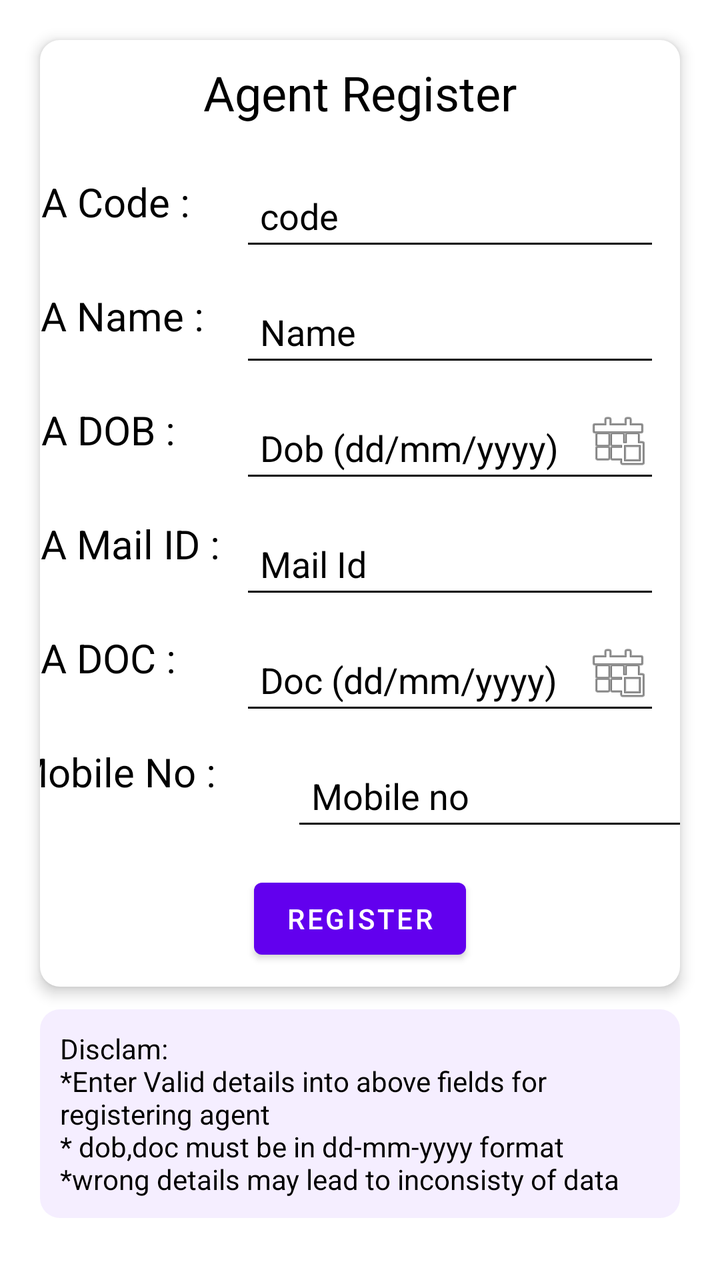
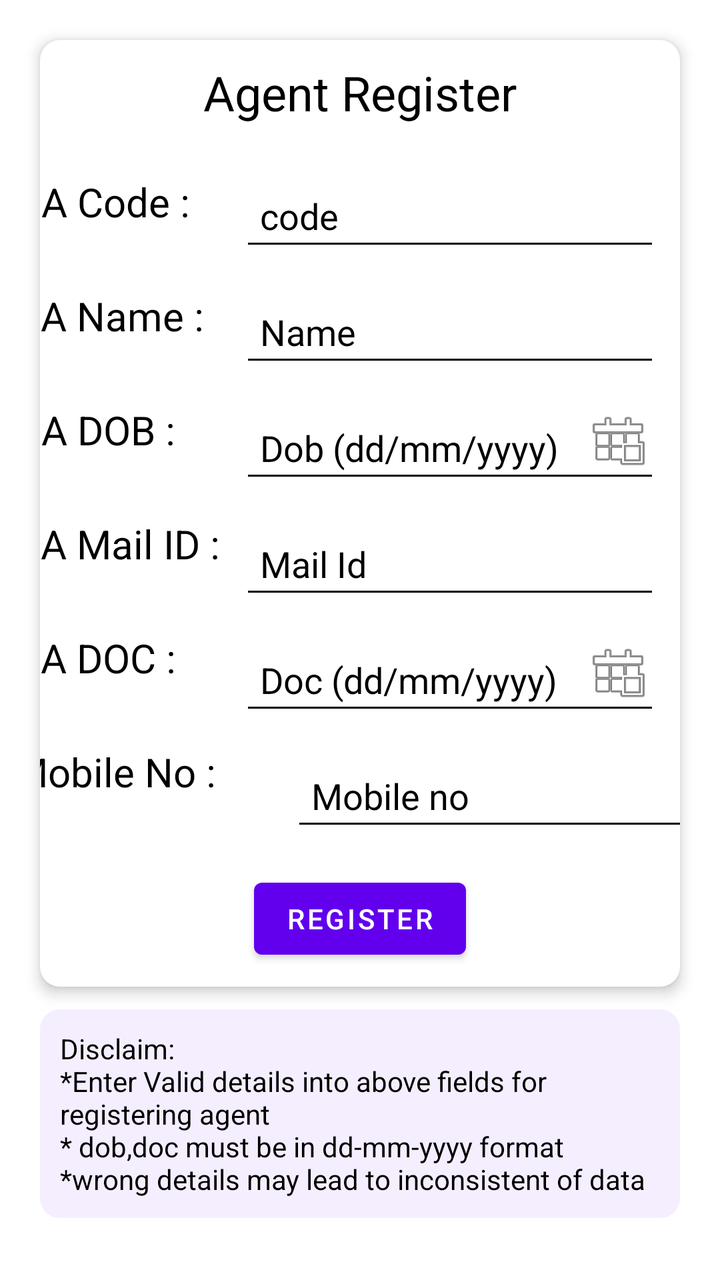

Screens rendered from an Android XML layout before and after an edit, with the pre-edit source and the edit as a unified diff.
<!-- AndroidManifest.xml: application theme Theme.Master -->
<!-- res/layout/agent_details_frame.xml -->
<?xml version="1.0" encoding="utf-8"?>
<androidx.constraintlayout.widget.ConstraintLayout xmlns:android="http://schemas.android.com/apk/res/android"
    xmlns:app="http://schemas.android.com/apk/res-auto"
    xmlns:tools="http://schemas.android.com/tools"
    android:layout_width="match_parent"
    android:layout_height="match_parent">

    <androidx.constraintlayout.widget.ConstraintLayout
        android:id="@+id/constraintLayout"
        android:layout_width="match_parent"
        android:layout_height="wrap_content"
        android:layout_marginStart="20dp"
        android:layout_marginTop="20dp"
        android:layout_marginEnd="20dp"
        android:background="@drawable/white_back"
        android:elevation="4dp"
        app:layout_constraintEnd_toEndOf="parent"
        app:layout_constraintHorizontal_bias="1.0"
        app:layout_constraintStart_toStartOf="parent"
        app:layout_constraintTop_toTopOf="parent">

        <TextView
            android:id="@+id/textView14"
            android:layout_width="wrap_content"
            android:layout_height="wrap_content"
            android:layout_marginTop="10dp"
            android:text="Agent Register"
            android:textColor="@color/black"
            android:textSize="24sp"
            app:layout_constraintEnd_toEndOf="parent"
            app:layout_constraintStart_toStartOf="parent"
            app:layout_constraintTop_toTopOf="parent" />

        <TextView
            android:id="@+id/IA_code"
            android:layout_width="wrap_content"
            android:layout_height="wrap_content"
            android:layout_marginStart="20dp"
            android:layout_marginTop="25dp"
            android:layout_marginEnd="51dp"
            android:text="IA Code :"
            android:textColor="@color/black"
            android:textSize="20sp"
            app:layout_constraintEnd_toStartOf="@+id/code"
            app:layout_constraintStart_toStartOf="parent"
            app:layout_constraintTop_toBottomOf="@+id/textView14" />

        <TextView
            android:id="@+id/textView3"
            android:layout_width="wrap_content"
            android:layout_height="wrap_content"
            android:layout_marginStart="20dp"
            android:layout_marginTop="30dp"
            android:layout_marginEnd="44dp"
            android:text="IA Name :"
            android:textColor="@color/black"
            android:textSize="20sp"
            app:layout_constraintEnd_toStartOf="@+id/name"
            app:layout_constraintStart_toStartOf="parent"
            app:layout_constraintTop_toBottomOf="@+id/IA_code" />

        <TextView
            android:id="@+id/textView4"
            android:layout_width="wrap_content"
            android:layout_height="wrap_content"
            android:layout_marginStart="20dp"
            android:layout_marginTop="30dp"
            android:layout_marginEnd="58dp"
            android:text="IA DOB :"
            android:textColor="@color/black"
            android:textSize="20sp"
            app:layout_constraintEnd_toStartOf="@+id/dob"
            app:layout_constraintStart_toStartOf="parent"
            app:layout_constraintTop_toBottomOf="@+id/textView3" />

        <TextView
            android:id="@+id/textView10"
            android:layout_width="wrap_content"
            android:layout_height="wrap_content"
            android:layout_marginStart="20dp"
            android:layout_marginTop="30dp"
            android:layout_marginEnd="58dp"
            android:text="IA DOC :"
            android:textColor="@color/black"
            android:textSize="20sp"
            app:layout_constraintEnd_toStartOf="@+id/doc"
            app:layout_constraintStart_toStartOf="parent"
            app:layout_constraintTop_toBottomOf="@+id/textView12" />

        <EditText
            android:id="@+id/doc"
            android:layout_width="wrap_content"
            android:layout_height="48dp"
            android:layout_marginEnd="10dp"
            android:backgroundTint="@color/black"
            android:ems="10"
            android:hint="Doc (dd/mm/yyyy)"
            android:inputType="date"
            android:paddingStart="10dp"
            android:textColor="@color/black"
            android:textColorHint="#FF000000"
            app:layout_constraintBottom_toTopOf="@+id/phno"
            app:layout_constraintEnd_toEndOf="parent"
            app:layout_constraintTop_toBottomOf="@+id/mail" />

        <EditText
            android:id="@+id/code"
            android:layout_width="wrap_content"
            android:layout_height="48dp"
            android:layout_marginTop="20dp"
            android:layout_marginEnd="10dp"
            android:layout_marginBottom="10dp"
            android:backgroundTint="#FF000000"
            android:ems="10"
            android:hint="code"
            android:inputType="textPersonName"
            android:paddingStart="10dp"
            android:textColor="@color/black"
            android:textColorHint="@color/black"
            app:layout_constraintBottom_toTopOf="@+id/name"
            app:layout_constraintEnd_toEndOf="parent"
            app:layout_constraintTop_toBottomOf="@+id/textView14" />

        <EditText
            android:id="@+id/name"
            android:layout_width="wrap_content"
            android:layout_height="48dp"
            android:layout_marginEnd="10dp"
            android:backgroundTint="#FF000000"
            android:ems="10"
            android:hint="Name"
            android:inputType="textPersonName"
            android:paddingStart="10dp"
            android:textColor="@color/black"
            android:textColorHint="@color/black"
            app:layout_constraintBottom_toTopOf="@+id/dob"
            app:layout_constraintEnd_toEndOf="parent"
            app:layout_constraintTop_toBottomOf="@+id/code" />

        <EditText
            android:id="@+id/dob"
            android:layout_width="wrap_content"
            android:layout_height="48dp"
            android:layout_marginTop="10dp"
            android:layout_marginEnd="10dp"
            android:layout_marginBottom="10dp"
            android:backgroundTint="@color/black"
            android:ems="10"
            android:hint="Dob (dd/mm/yyyy)"
            android:inputType="date"
            android:paddingStart="10dp"
            android:textColor="@color/black"
            android:textColorHint="@color/black"
            app:layout_constraintBottom_toTopOf="@+id/mail"
            app:layout_constraintEnd_toEndOf="parent"
            app:layout_constraintTop_toBottomOf="@+id/name" />

        <TextView
            android:id="@+id/textView13"
            android:layout_width="wrap_content"
            android:layout_height="wrap_content"
            android:layout_marginStart="12dp"
            android:layout_marginTop="30dp"
            android:layout_marginEnd="38dp"
            android:text="Mobile No :"
            android:textColor="@color/black"
            android:textSize="20sp"
            app:layout_constraintEnd_toStartOf="@+id/phno"
            app:layout_constraintStart_toStartOf="parent"
            app:layout_constraintTop_toBottomOf="@+id/textView10" />

        <TextView
            android:id="@+id/textView12"
            android:layout_width="wrap_content"
            android:layout_height="wrap_content"
            android:layout_marginStart="20dp"
            android:layout_marginTop="30dp"
            android:layout_marginEnd="36dp"
            android:text="IA Mail ID :"
            android:textColor="@color/black"
            android:textSize="20sp"
            app:layout_constraintEnd_toStartOf="@+id/mail"
            app:layout_constraintStart_toStartOf="parent"
            app:layout_constraintTop_toBottomOf="@+id/textView4" />

        <EditText
            android:id="@+id/mail"
            android:layout_width="wrap_content"
            android:layout_height="48dp"
            android:layout_marginEnd="10dp"
            android:layout_marginBottom="10dp"
            android:backgroundTint="@color/black"
            android:ems="10"
            android:hint="Mail Id"
            android:inputType="textEmailAddress"
            android:paddingStart="10dp"
            android:textColor="@color/black"
            android:textColorHint="@color/black"
            app:layout_constraintBottom_toTopOf="@+id/doc"
            app:layout_constraintEnd_toEndOf="parent"
            app:layout_constraintTop_toBottomOf="@+id/dob" />

        <Button
            android:id="@+id/button"
            android:layout_width="wrap_content"
            android:layout_height="wrap_content"
            android:layout_marginTop="15dp"
            android:layout_marginBottom="10dp"
            android:text="Register"
            app:layout_constraintBottom_toBottomOf="parent"
            app:layout_constraintEnd_toEndOf="parent"
            app:layout_constraintStart_toStartOf="parent"
            app:layout_constraintTop_toBottomOf="@+id/phno" />

        <EditText
            android:id="@+id/phno"
            android:layout_width="wrap_content"
            android:layout_height="48dp"
            android:layout_marginTop="10dp"
            android:layout_marginEnd="10dp"
            android:backgroundTint="@color/black"
            android:ems="10"
            android:hint="Mobile no"
            android:inputType="textPersonName"
            android:paddingStart="10dp"
            android:textColor="@color/black"
            android:textColorHint="@color/black"
            app:layout_constraintEnd_toEndOf="parent"
            app:layout_constraintStart_toEndOf="@+id/textView13"
            app:layout_constraintTop_toBottomOf="@+id/doc" />

        <ImageView
            android:id="@+id/imageView2"
            android:layout_width="wrap_content"
            android:layout_height="wrap_content"
            android:layout_marginTop="5dp"
            android:layout_marginEnd="5dp"
            app:layout_constraintBottom_toBottomOf="@+id/dob"
            app:layout_constraintEnd_toEndOf="@+id/dob"
            app:layout_constraintTop_toBottomOf="@+id/name"
            app:srcCompat="@android:drawable/ic_menu_today" />

        <ImageView
            android:id="@+id/imageView8"
            android:layout_width="wrap_content"
            android:layout_height="wrap_content"
            android:layout_marginEnd="5dp"
            android:layout_marginBottom="5dp"
            app:layout_constraintBottom_toBottomOf="@+id/doc"
            app:layout_constraintEnd_toEndOf="@+id/doc"
            app:layout_constraintTop_toTopOf="@+id/doc"
            app:srcCompat="@android:drawable/ic_menu_today" />

    </androidx.constraintlayout.widget.ConstraintLayout>

    <TextView
        android:id="@+id/textView16"
        android:layout_width="320dp"
        android:layout_height="wrap_content"
        android:layout_marginBottom="20dp"
        android:background="@drawable/button_back"
        android:padding="10dp"
        android:text="@string/disclame"
        android:textColor="@color/black"
        app:layout_constraintBottom_toBottomOf="parent"
        app:layout_constraintEnd_toEndOf="parent"
        app:layout_constraintStart_toStartOf="parent"
        app:layout_constraintTop_toBottomOf="@+id/constraintLayout" />

</androidx.constraintlayout.widget.ConstraintLayout>
<!-- resources referenced by this layout -->
<resources>
  <color name="black">#FF000000</color>
  <!-- drawable button_back (drawable) -->
  <?xml version="1.0" encoding="utf-8"?>
  <shape xmlns:android="http://schemas.android.com/apk/res/android"
      android:shape="rectangle">
      <solid android:color="#F5EEFF"/>
      <corners android:radius="10dp"/>
  
  </shape>
  <!-- drawable white_back (drawable) -->
  <?xml version="1.0" encoding="utf-8"?>
  <shape xmlns:android="http://schemas.android.com/apk/res/android"
      android:shape="rectangle">
      <solid android:color="#ffffff"/>
      <corners android:radius="10sp"/>
  </shape>
  <string name="disclame">Disclam:\n*Enter Valid details into above fields for registering agent\n* dob,doc must be in dd-mm-yyyy format\n*wrong details may lead to inconsisty of data</string>
  <style name="Theme.Master" parent="Theme.MaterialComponents.DayNight.DarkActionBar">
          
          <item name="colorPrimary">@color/purple_500</item>
          <item name="colorPrimaryVariant">@color/purple_700</item>
          <item name="colorOnPrimary">@color/white</item>
          
          <item name="colorSecondary">@color/teal_200</item>
          <item name="colorSecondaryVariant">@color/teal_700</item>
          <item name="colorOnSecondary">@color/black</item>
          
          <item name="android:statusBarColor">?attr/colorPrimaryVariant</item>
          
      </style>
  <color name="purple_500">#FF6200EE</color>
  <color name="purple_700">#FF3700B3</color>
  <color name="white">#FFFFFFFF</color>
  <color name="teal_200">#FF03DAC5</color>
  <color name="teal_700">#FF018786</color>
</resources>

<!-- the commit's change to res/layout/agent_details_frame.xml (unified diff, before → after) -->
@@ -260,7 +260,7 @@
         android:layout_marginBottom="20dp"
         android:background="@drawable/button_back"
         android:padding="10dp"
-        android:text="@string/disclame"
+        android:text="@string/disclaim"
         android:textColor="@color/black"
         app:layout_constraintBottom_toBottomOf="parent"
         app:layout_constraintEnd_toEndOf="parent"
<!-- resource entries referenced after the edit -->
@@ -16,7 +16,7 @@
       <solid android:color="#ffffff"/>
       <corners android:radius="10sp"/>
   </shape>
-  <string name="disclame">Disclam:\n*Enter Valid details into above fields for registering agent\n* dob,doc must be in dd-mm-yyyy format\n*wrong details may lead to inconsisty of data</string>
+  <string name="disclaim">Disclaim:\n*Enter Valid details into above fields for registering agent\n* dob,doc must be in dd-mm-yyyy format\n*wrong details may lead to inconsistent of data</string>
   <style name="Theme.Master" parent="Theme.MaterialComponents.DayNight.DarkActionBar">
           
           <item name="colorPrimary">@color/purple_500</item>
